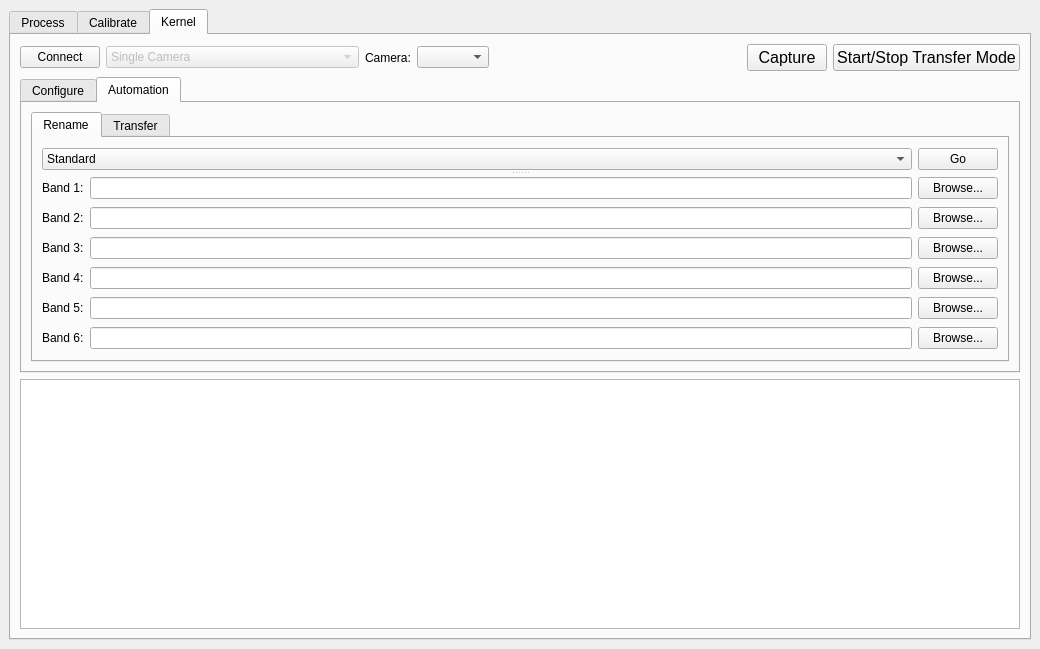
First picture: the form in MAPIR_Processing_dockwidget_base.ui, repository markwbrown/MAPIR_Camera_Control, before the edit.
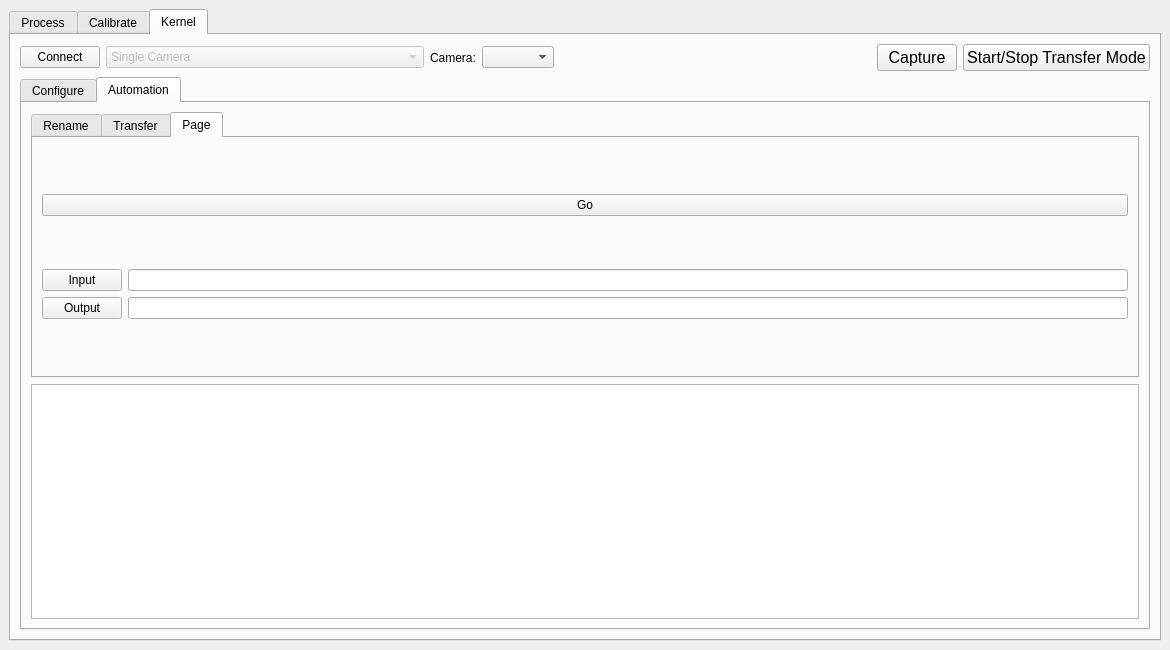
Second picture: the form after the edit. The open tabs and pages were chosen to show the change.

Diff of the .ui file:
```diff
--- a/MAPIR_Processing_dockwidget_base.ui
+++ b/MAPIR_Processing_dockwidget_base.ui
@@ -9,8 +9,8 @@
    <rect>
     <x>0</x>
     <y>0</y>
-    <width>1040</width>
-    <height>649</height>
+    <width>1170</width>
+    <height>650</height>
    </rect>
   </property>
   <property name="sizePolicy">
@@ -1100,9 +1100,6 @@
           </item>
          </layout>
         </item>
-        <item row="4" column="0">
-         <widget class="QTextEdit" name="KernelLog"/>
-        </item>
         <item row="3" column="0">
          <widget class="QTabWidget" name="tabWidget_2">
           <property name="sizePolicy">
@@ -1703,19 +1700,39 @@
                </sizepolicy>
               </property>
               <property name="currentIndex">
-               <number>0</number>
+               <number>2</number>
               </property>
               <widget class="QWidget" name="tab">
                <attribute name="title">
                 <string>Rename</string>
                </attribute>
-               <layout class="QGridLayout" name="gridLayout_8">
-                <item row="0" column="0">
-                 <widget class="QSplitter" name="splitter">
-                  <property name="orientation">
-                   <enum>Qt::Vertical</enum>
-                  </property>
-                  <widget class="QWidget" name="layoutWidget">
+               <layout class="QVBoxLayout" name="verticalLayout_4">
+                <item>
+                 <layout class="QHBoxLayout" name="horizontalLayout_30">
+                  <item>
+                   <widget class="QLabel" name="label_26">
+                    <property name="text">
+                     <string>Output Folder:</string>
+                    </property>
+                   </widget>
+                  </item>
+                  <item>
+                   <widget class="QLineEdit" name="KernelRenameOutputFolder">
+                    <property name="text">
+                     <string/>
+                    </property>
+                   </widget>
+                  </item>
+                  <item>
+                   <widget class="QPushButton" name="KernelRenameOutputButton">
+                    <property name="text">
+                     <string>Browse...</string>
+                    </property>
+                   </widget>
+                  </item>
+                 </layout>
+                </item>
+                <item>
                    <layout class="QHBoxLayout" name="horizontalLayout_25">
                     <item>
                      <widget class="QComboBox" name="KernelRenameMode">
@@ -1748,9 +1765,7 @@
                      </widget>
                     </item>
                    </layout>
-                  </widget>
-                  <widget class="QWidget" name="layoutWidget">
-                   <layout class="QVBoxLayout" name="verticalLayout_9">
+                </item>
                     <item>
                      <layout class="QHBoxLayout" name="horizontalLayout_19">
                       <item>
@@ -1879,10 +1894,6 @@
                     </item>
                    </layout>
                   </widget>
-                 </widget>
-                </item>
-               </layout>
-              </widget>
               <widget class="QWidget" name="tab_2">
                <attribute name="title">
                 <string>Transfer</string>
@@ -1914,7 +1925,56 @@
                 </item>
                </layout>
               </widget>
-             </widget>
+              <widget class="QWidget" name="tab_5">
+               <attribute name="title">
+                <string>Page</string>
+               </attribute>
+               <layout class="QGridLayout" name="gridLayout_8">
+                <item row="1" column="0">
+                 <layout class="QVBoxLayout" name="verticalLayout_5">
+                  <item>
+                   <layout class="QHBoxLayout" name="horizontalLayout_31">
+                    <item>
+                     <widget class="QPushButton" name="DarkCurrentInputButton">
+                      <property name="text">
+                       <string>Input</string>
+                      </property>
+                     </widget>
+                    </item>
+                    <item>
+                     <widget class="QLineEdit" name="DarkCurrentInput"/>
+                    </item>
+                   </layout>
+                  </item>
+                  <item>
+                   <layout class="QHBoxLayout" name="horizontalLayout_32">
+                    <item>
+                     <widget class="QPushButton" name="DarkCurrentOutputButton">
+                      <property name="text">
+                       <string>Output</string>
+                      </property>
+                     </widget>
+                    </item>
+                    <item>
+                     <widget class="QLineEdit" name="DarkCurrentOutput"/>
+                    </item>
+                   </layout>
+                  </item>
+                 </layout>
+                </item>
+                <item row="0" column="0">
+                 <widget class="QPushButton" name="DarkCurrentGoButton">
+                  <property name="text">
+                   <string>Go</string>
+                  </property>
+                 </widget>
+                </item>
+               </layout>
+              </widget>
+             </widget>
+            </item>
+            <item row="1" column="0">
+             <widget class="QTextEdit" name="KernelLog"/>
             </item>
            </layout>
           </widget>
```
Left out of the diff: 37 changed lines with no effect on the pictures. Lines whose indentation alone changed are shown as unchanged.
